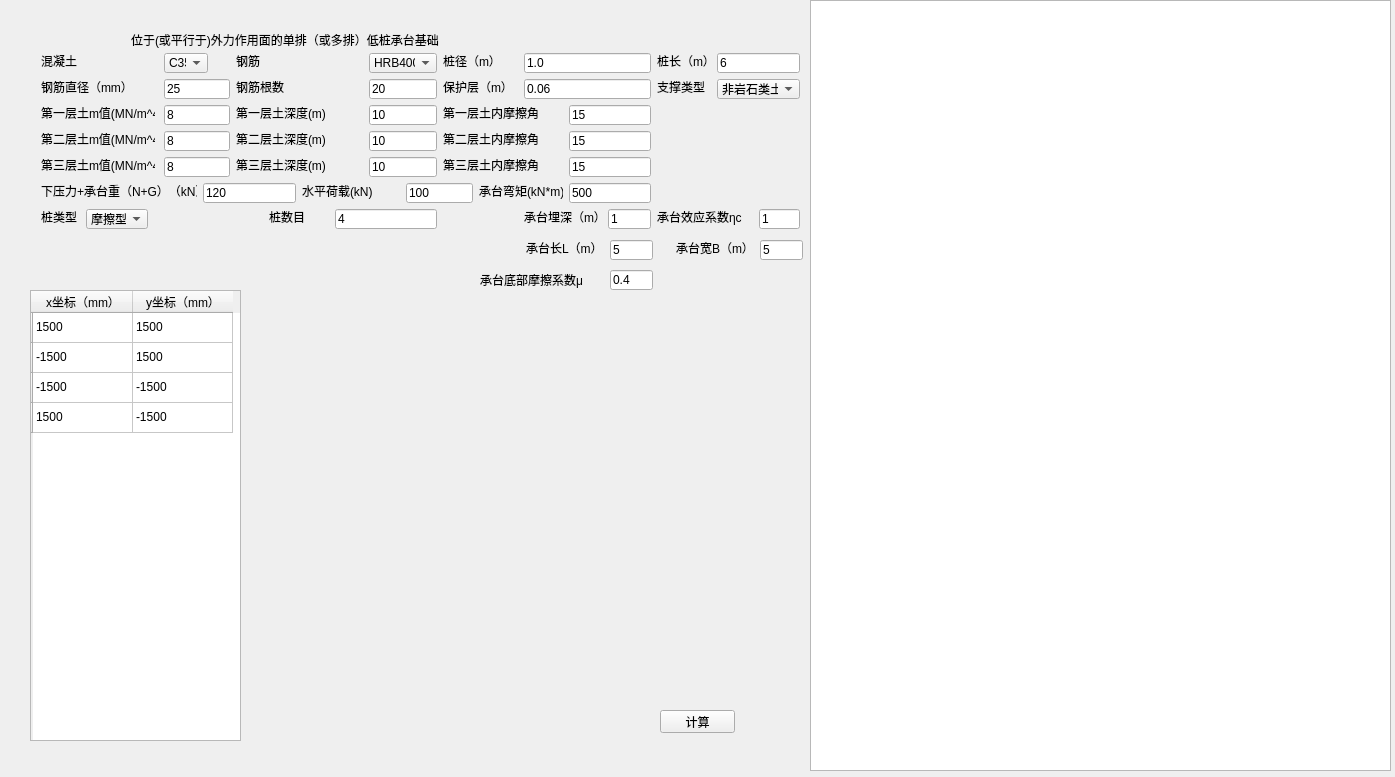
First picture: the form in CalPile/second.ui, repository tuchengen/PYTHON, before the edit.
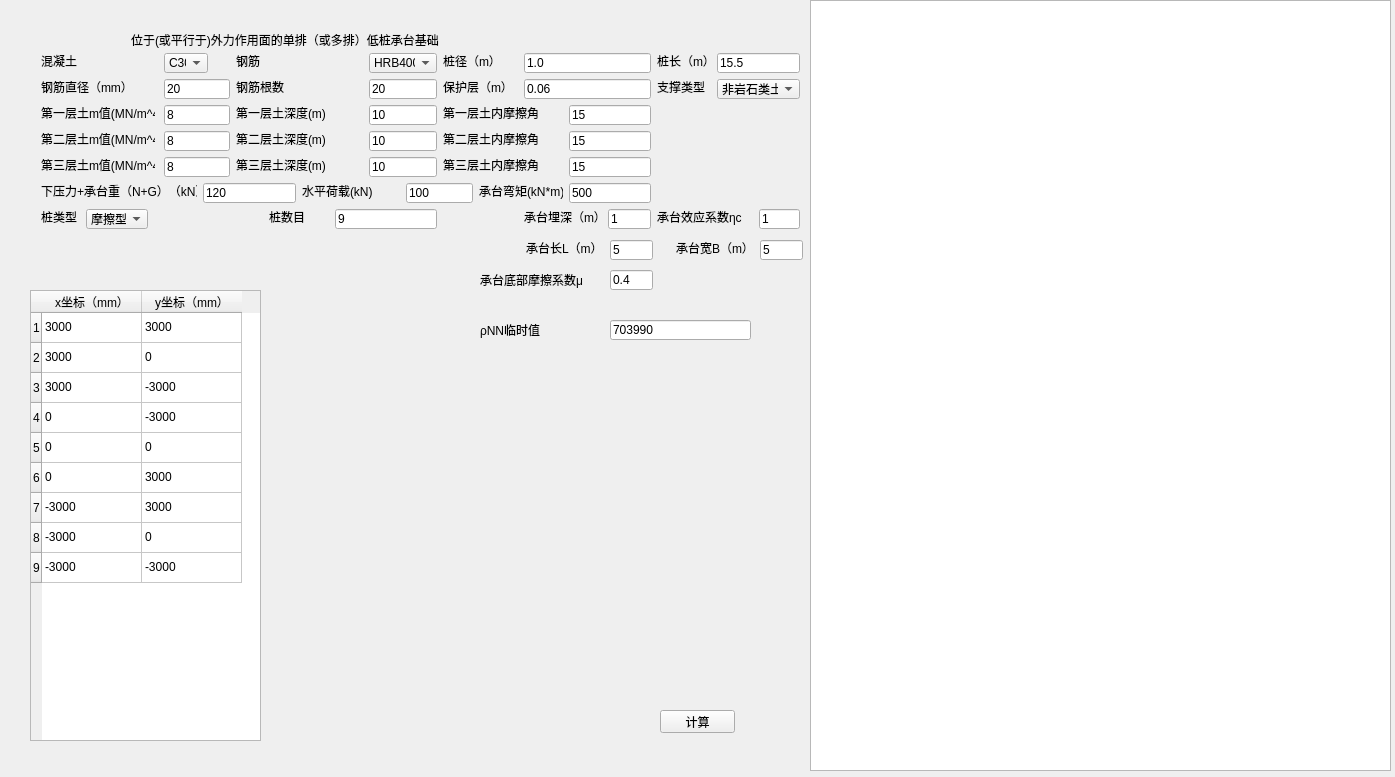
Second picture: the form after the edit.

```diff
--- a/CalPile/second.ui
+++ b/CalPile/second.ui
@@ -44,28 +44,53 @@
     <rect>
      <x>30</x>
      <y>290</y>
-     <width>211</width>
+     <width>231</width>
      <height>451</height>
     </rect>
    </property>
    <row>
     <property name="text">
-     <string/>
+     <string>1</string>
     </property>
    </row>
    <row>
     <property name="text">
-     <string/>
+     <string>2</string>
     </property>
    </row>
    <row>
     <property name="text">
-     <string/>
+     <string>3</string>
     </property>
    </row>
    <row>
     <property name="text">
-     <string/>
+     <string>4</string>
+    </property>
+   </row>
+   <row>
+    <property name="text">
+     <string>5</string>
+    </property>
+   </row>
+   <row>
+    <property name="text">
+     <string>6</string>
+    </property>
+   </row>
+   <row>
+    <property name="text">
+     <string>7</string>
+    </property>
+   </row>
+   <row>
+    <property name="text">
+     <string>8</string>
+    </property>
+   </row>
+   <row>
+    <property name="text">
+     <string>9</string>
     </property>
    </row>
    <column>
@@ -80,42 +105,92 @@
    </column>
    <item row="0" column="0">
     <property name="text">
-     <string>1500</string>
+     <string>3000</string>
     </property>
    </item>
    <item row="0" column="1">
     <property name="text">
-     <string>1500</string>
+     <string>3000</string>
     </property>
    </item>
    <item row="1" column="0">
     <property name="text">
-     <string>-1500</string>
+     <string>3000</string>
     </property>
    </item>
    <item row="1" column="1">
     <property name="text">
-     <string>1500</string>
+     <string>0</string>
     </property>
    </item>
    <item row="2" column="0">
     <property name="text">
-     <string>-1500</string>
+     <string>3000</string>
     </property>
    </item>
    <item row="2" column="1">
     <property name="text">
-     <string>-1500</string>
+     <string>-3000</string>
     </property>
    </item>
    <item row="3" column="0">
     <property name="text">
-     <string>1500</string>
+     <string>0</string>
     </property>
    </item>
    <item row="3" column="1">
     <property name="text">
-     <string>-1500</string>
+     <string>-3000</string>
+    </property>
+   </item>
+   <item row="4" column="0">
+    <property name="text">
+     <string>0</string>
+    </property>
+   </item>
+   <item row="4" column="1">
+    <property name="text">
+     <string>0</string>
+    </property>
+   </item>
+   <item row="5" column="0">
+    <property name="text">
+     <string>0</string>
+    </property>
+   </item>
+   <item row="5" column="1">
+    <property name="text">
+     <string>3000</string>
+    </property>
+   </item>
+   <item row="6" column="0">
+    <property name="text">
+     <string>-3000</string>
+    </property>
+   </item>
+   <item row="6" column="1">
+    <property name="text">
+     <string>3000</string>
+    </property>
+   </item>
+   <item row="7" column="0">
+    <property name="text">
+     <string>-3000</string>
+    </property>
+   </item>
+   <item row="7" column="1">
+    <property name="text">
+     <string>0</string>
+    </property>
+   </item>
+   <item row="8" column="0">
+    <property name="text">
+     <string>-3000</string>
+    </property>
+   </item>
+   <item row="8" column="1">
+    <property name="text">
+     <string>-3000</string>
     </property>
    </item>
   </widget>
@@ -142,7 +217,7 @@
     </rect>
    </property>
    <property name="text">
-    <string>6</string>
+    <string>15.5</string>
    </property>
   </widget>
   <widget class="QLabel" name="label_5">
@@ -253,7 +328,12 @@
    </property>
    <item>
     <property name="text">
-     <string>C35</string>
+     <string>C30</string>
+    </property>
+   </item>
+   <item>
+    <property name="text">
+     <string>C15</string>
     </property>
    </item>
    <item>
@@ -358,7 +438,7 @@
     </rect>
    </property>
    <property name="text">
-    <string>25</string>
+    <string>20</string>
    </property>
   </widget>
   <widget class="QLabel" name="label_7">
@@ -708,7 +788,7 @@
     </rect>
    </property>
    <property name="text">
-    <string>4</string>
+    <string>9</string>
    </property>
   </widget>
   <widget class="QLabel" name="label_20">
@@ -952,6 +1032,32 @@
     <string>承台底部摩擦系数μ</string>
    </property>
   </widget>
+  <widget class="QLineEdit" name="lineEdit_24">
+   <property name="geometry">
+    <rect>
+     <x>610</x>
+     <y>320</y>
+     <width>141</width>
+     <height>20</height>
+    </rect>
+   </property>
+   <property name="text">
+    <string>703990</string>
+   </property>
+  </widget>
+  <widget class="QLabel" name="label_29">
+   <property name="geometry">
+    <rect>
+     <x>480</x>
+     <y>320</y>
+     <width>131</width>
+     <height>20</height>
+    </rect>
+   </property>
+   <property name="text">
+    <string>ρNN临时值</string>
+   </property>
+  </widget>
  </widget>
  <resources/>
  <connections>
```
Left out of the diff: 5 changed lines with no effect on the pictures.
